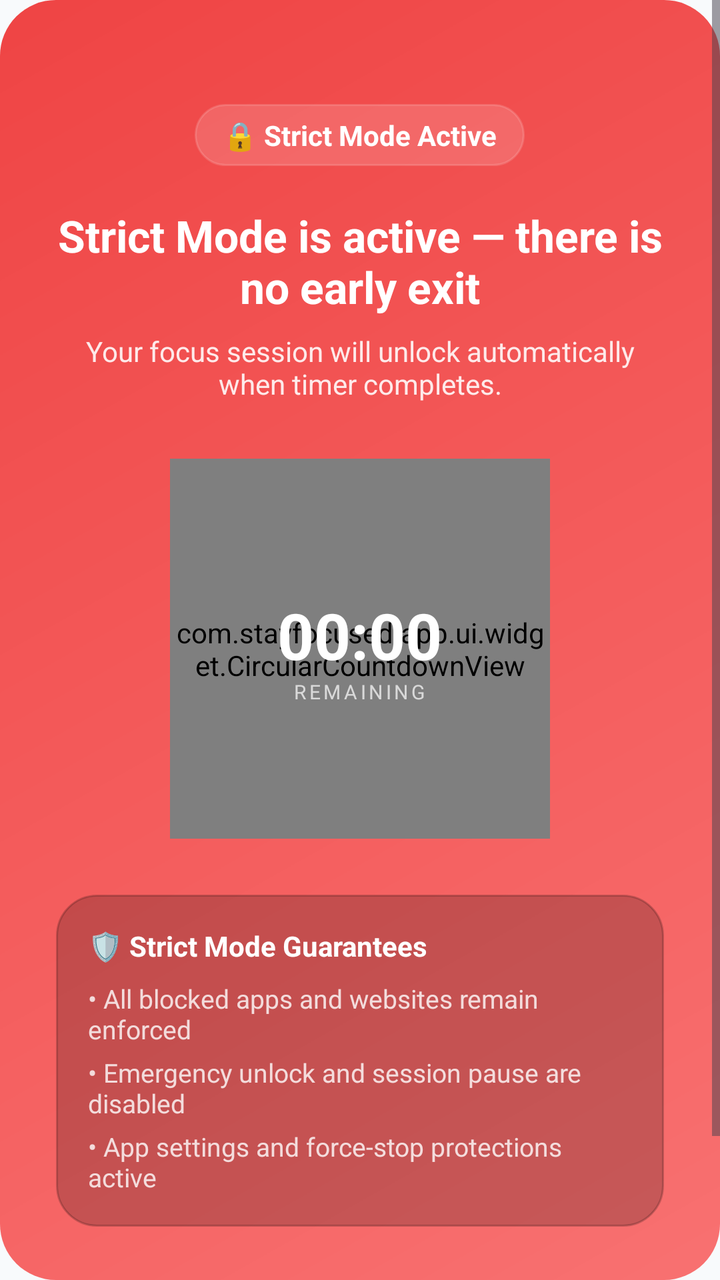
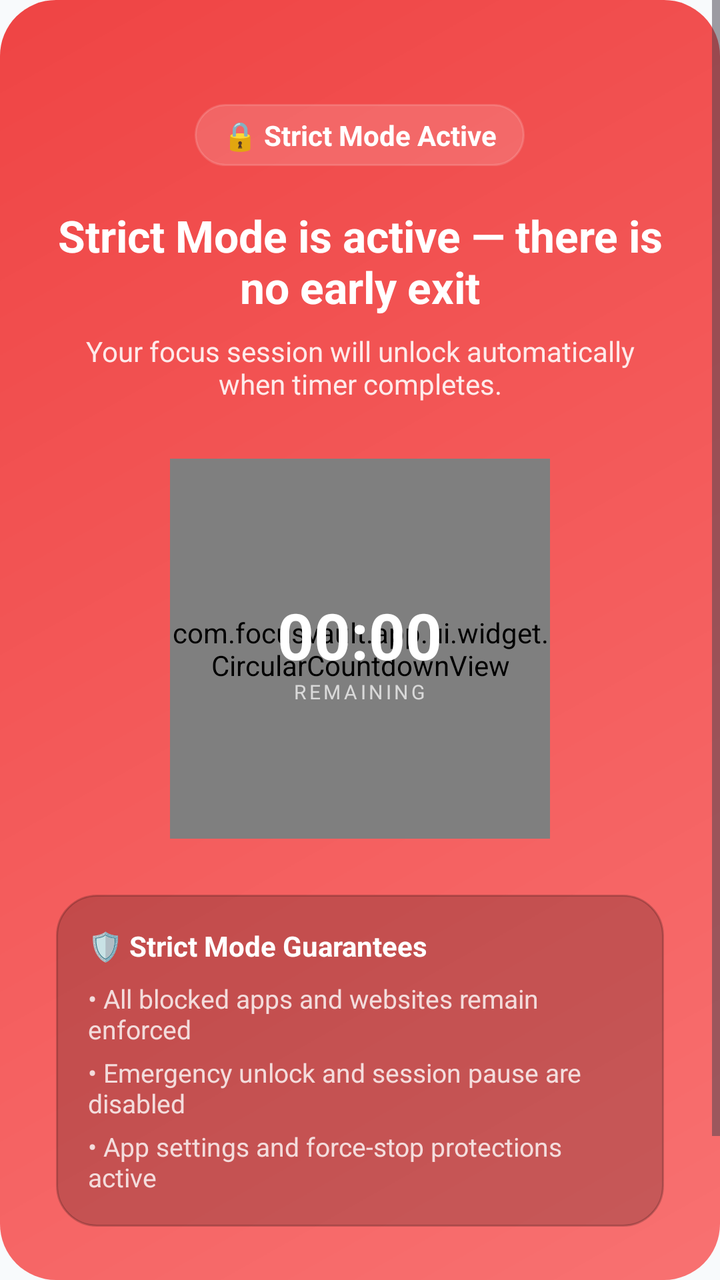

Compare the two renders of this Android layout. The source of the first and the diff that turns it into the second are given below.
<!-- AndroidManifest.xml: activity theme Theme.StayFocused.FullScreen -->
<!-- res/layout/activity_strict_mode_status.xml -->
<?xml version="1.0" encoding="utf-8"?>
<ScrollView xmlns:android="http://schemas.android.com/apk/res/android"
    xmlns:app="http://schemas.android.com/apk/res-auto"
    android:id="@+id/rootView"
    android:layout_width="match_parent"
    android:layout_height="match_parent"
    android:background="@drawable/bg_gradient_strict"
    android:fillViewport="true">

    <LinearLayout
        android:layout_width="match_parent"
        android:layout_height="wrap_content"
        android:gravity="center_horizontal"
        android:orientation="vertical"
        android:padding="28dp">

        
        <LinearLayout
            android:layout_width="wrap_content"
            android:layout_height="wrap_content"
            android:layout_marginTop="24dp"
            android:background="@drawable/bg_bento_tile"
            android:backgroundTint="#26FFFFFF"
            android:gravity="center_vertical"
            android:orientation="horizontal"
            android:paddingHorizontal="14dp"
            android:paddingVertical="6dp">

            <TextView
                android:layout_width="wrap_content"
                android:layout_height="wrap_content"
                android:text="🔒 Strict Mode Active"
                android:textColor="@color/white"
                android:textSize="14sp"
                android:textStyle="bold" />
        </LinearLayout>

        
        <TextView
            android:layout_width="match_parent"
            android:layout_height="wrap_content"
            android:layout_marginTop="20dp"
            android:gravity="center"
            android:text="Strict Mode is active — there is no early exit"
            android:textColor="@color/white"
            android:textSize="22sp"
            android:textStyle="bold" />

        
        <TextView
            android:id="@+id/tvEndsAtSubtitle"
            android:layout_width="match_parent"
            android:layout_height="wrap_content"
            android:layout_marginTop="8dp"
            android:gravity="center"
            android:text="Your focus session will unlock automatically when timer completes."
            android:textColor="#E0FFFFFF"
            android:textSize="14sp" />

        
        <FrameLayout
            android:id="@+id/frameCountdownRing"
            android:layout_width="190dp"
            android:layout_height="190dp"
            android:layout_marginTop="28dp">

            <com.stayfocused.app.ui.widget.CircularCountdownView
                android:id="@+id/ringCountdown"
                android:layout_width="match_parent"
                android:layout_height="match_parent" />

            <LinearLayout
                android:layout_width="wrap_content"
                android:layout_height="wrap_content"
                android:layout_gravity="center"
                android:gravity="center"
                android:orientation="vertical">

                <TextView
                    android:id="@+id/tvCountdown"
                    android:layout_width="wrap_content"
                    android:layout_height="wrap_content"
                    android:textColor="@color/white"
                    android:textSize="32sp"
                    android:textStyle="bold"
                    android:text="00:00" />

                <TextView
                    android:layout_width="wrap_content"
                    android:layout_height="wrap_content"
                    android:text="REMAINING"
                    android:textColor="#B3FFFFFF"
                    android:textSize="10sp"
                    android:letterSpacing="0.15" />
            </LinearLayout>
        </FrameLayout>

        
        <LinearLayout
            android:layout_width="match_parent"
            android:layout_height="wrap_content"
            android:layout_marginTop="28dp"
            android:background="@drawable/bg_bento_tile"
            android:backgroundTint="#33000000"
            android:orientation="vertical"
            android:padding="16dp">

            <TextView
                android:layout_width="wrap_content"
                android:layout_height="wrap_content"
                android:text="🛡️ Strict Mode Guarantees"
                android:textColor="@color/white"
                android:textSize="14sp"
                android:textStyle="bold" />

            <TextView
                android:layout_width="wrap_content"
                android:layout_height="wrap_content"
                android:layout_marginTop="8dp"
                android:text="• All blocked apps and websites remain enforced"
                android:textColor="#CCFFFFFF"
                android:textSize="13sp" />

            <TextView
                android:layout_width="wrap_content"
                android:layout_height="wrap_content"
                android:layout_marginTop="4dp"
                android:text="• Emergency unlock and session pause are disabled"
                android:textColor="#CCFFFFFF"
                android:textSize="13sp" />

            <TextView
                android:layout_width="wrap_content"
                android:layout_height="wrap_content"
                android:layout_marginTop="4dp"
                android:text="• App settings and force-stop protections active"
                android:textColor="#CCFFFFFF"
                android:textSize="13sp" />
        </LinearLayout>

        <View
            android:layout_width="match_parent"
            android:layout_height="0dp"
            android:layout_weight="1" />

        
        <com.google.android.material.button.MaterialButton
            android:id="@+id/btnGoHome"
            android:layout_width="match_parent"
            android:layout_height="56dp"
            android:layout_marginTop="24dp"
            android:text="Go Home"
            android:textColor="@color/white"
            android:textSize="16sp"
            android:textStyle="bold"
            app:backgroundTint="#4DFFFFFF"
            app:cornerRadius="16dp"
            app:strokeColor="#80FFFFFF"
            app:strokeWidth="1dp" />

    </LinearLayout>
</ScrollView>
<!-- resources referenced by this layout -->
<resources>
  <color name="white">#FFFFFF</color>
  <!-- drawable bg_bento_tile (drawable) -->
  <?xml version="1.0" encoding="utf-8"?>
  <shape xmlns:android="http://schemas.android.com/apk/res/android">
      <solid android:color="@color/bg_card" />
      <corners android:radius="20dp" />
      <stroke android:width="1dp" android:color="@color/card_border" />
  </shape>
  <!-- drawable bg_gradient_strict (drawable) -->
  <?xml version="1.0" encoding="utf-8"?>
  <shape xmlns:android="http://schemas.android.com/apk/res/android">
      <gradient
          android:type="linear"
          android:angle="135"
          android:startColor="@color/gradient_strict_start"
          android:endColor="@color/gradient_strict_end" />
      <corners android:radius="28dp" />
  </shape>
  <style name="Theme.StayFocused.FullScreen" parent="Theme.StayFocused">
          <item name="android:windowFullscreen">true</item>
          <item name="android:windowNoTitle">true</item>
          <item name="android:windowIsTranslucent">false</item>
      </style>
  <color name="bg_card">#FFFFFF</color>
  <color name="card_border">#E2E8F0</color>
  <color name="gradient_strict_start">#F87171</color>
  <color name="gradient_strict_end">#EF4444</color>
  <style name="Theme.StayFocused" parent="Theme.Material3.DayNight.NoActionBar">
          <item name="colorPrimary">@color/brand_primary</item>
          <item name="colorPrimaryDark">@color/brand_primary_dark</item>
          <item name="colorSecondary">@color/secondary_teal</item>
          <item name="colorTertiary">@color/warning_amber</item>
          <item name="colorError">@color/strict_red</item>
          <item name="android:windowBackground">@color/bg_light</item>
          <item name="android:statusBarColor">@color/bg_light</item>
          <item name="android:navigationBarColor">@color/bg_light</item>
      </style>
  <color name="brand_primary">#6366F1</color>
  <color name="brand_primary_dark">#4F46E5</color>
  <color name="secondary_teal">#14B8A6</color>
  <color name="warning_amber">#F59E0B</color>
  <color name="strict_red">#EF4444</color>
  <color name="bg_light">#F8FAFC</color>
</resources>

<!-- the commit's change to res/layout/activity_strict_mode_status.xml (unified diff, before → after) -->
@@ -64,7 +64,7 @@
             android:layout_height="190dp"
             android:layout_marginTop="28dp">
 
-            <com.stayfocused.app.ui.widget.CircularCountdownView
+            <com.focusvault.app.ui.widget.CircularCountdownView
                 android:id="@+id/ringCountdown"
                 android:layout_width="match_parent"
                 android:layout_height="match_parent" />
